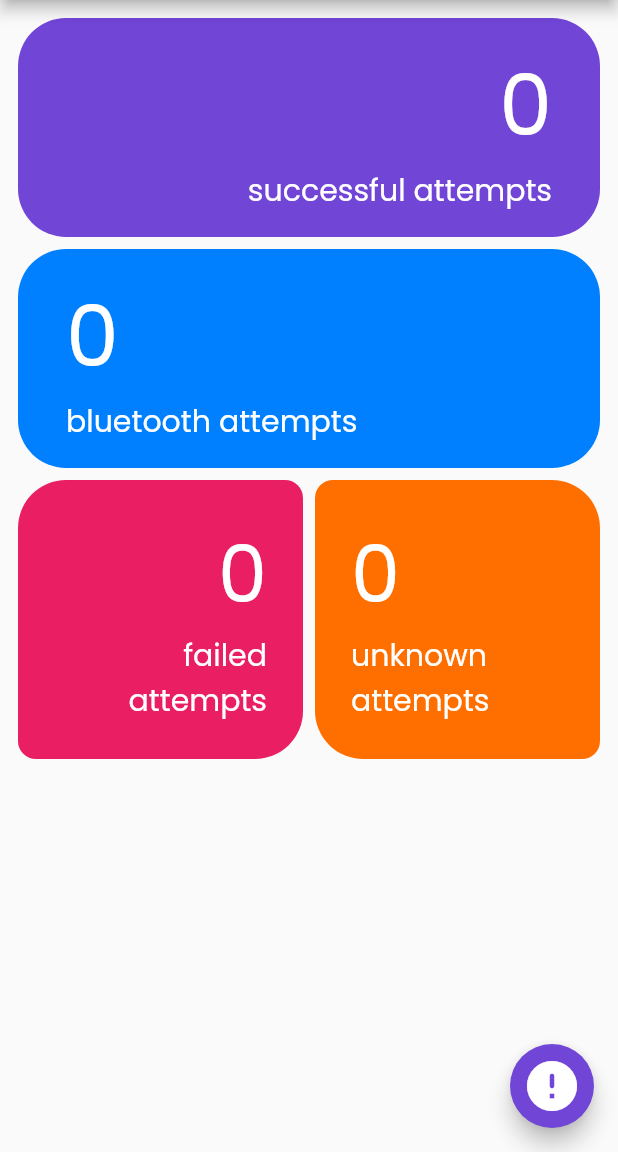
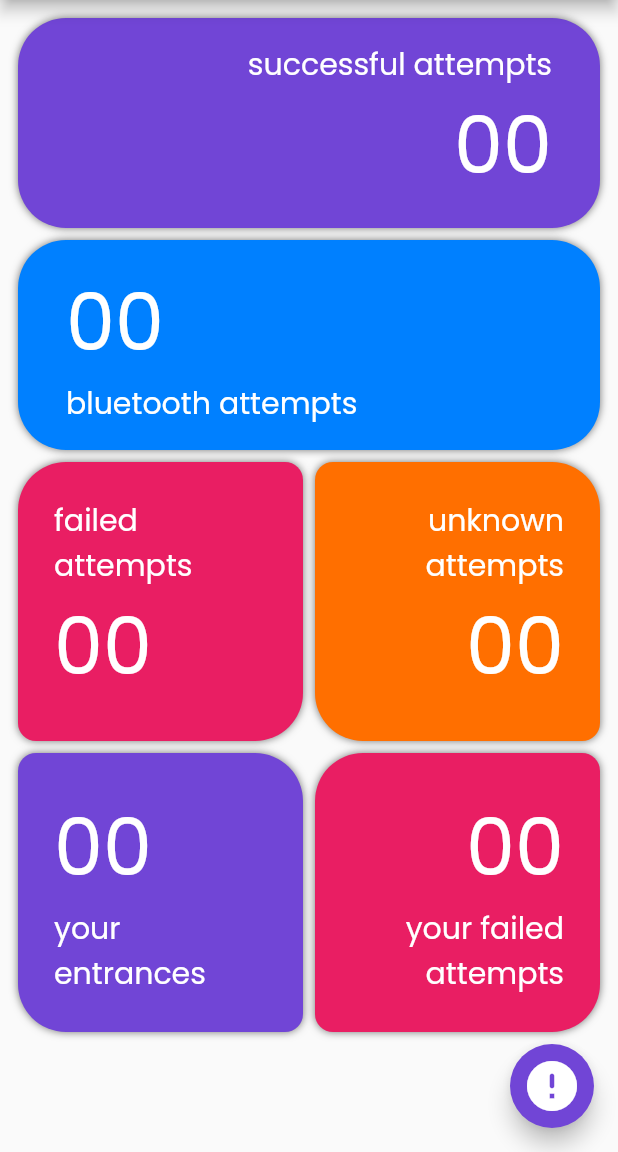
Before and after one commit to saulprl/csi_access_app, a Flutter app: the screen it shows once a user with an empty profile is signed in, in the side drawer, after a tap on the "error" icon, on a phone screen of 412 x 824 dp, the part 84-1236 px from its top. Run offline on Flutter 3.47's test engine with Material 2 defaults, Android fonts, the light colour scheme and no system bars; our stand-ins replace email_validator, firebase_auth, firebase_core, firebase_database, firebase_messaging, flutter_blue_plus and 4 more; missing offline and left inert: flutter_bcrypt, skeleton_animation, steel_crypt; accounts and stored records are empty.

Commit message:
Dashboard extras and iOS compatibility

```diff
--- a/lib/models/csi_user.dart
+++ b/lib/models/csi_user.dart
@@ -30,8 +30,7 @@ class CSIUser {
     passcode = (snapshot.value as Map)[actualKey]["passcode"];
   }
 
-  CSIUser.fromDirectSnapshot(DataSnapshot snapshot) {
-    key = (snapshot.value as Map)["unisonId"];
+  CSIUser.fromDirectSnapshot(DataSnapshot snapshot, String this.key) {
     csiId = (snapshot.value as Map)["csiId"];
     name = (snapshot.value as Map)["name"];
     unisonId = (snapshot.value as Map)["unisonId"];
--- a/lib/screens/csi_credentials_screen.dart
+++ b/lib/screens/csi_credentials_screen.dart
@@ -1,5 +1,6 @@
 import "package:csi_door_logs/models/models.dart";
 import "package:csi_door_logs/utils/styles.dart";
+import "package:csi_door_logs/widgets/main/csi_appbar.dart";
 import "package:firebase_database/firebase_database.dart";
 import "package:flutter/material.dart";
 
@@ -177,10 +178,7 @@ class _CSICredentialsScreenState extends State<CSICredentialsScreen> {
     }
 
     return Scaffold(
-      appBar: AppBar(
-        title: const Text("CSI Credentials"),
-        backgroundColor: Theme.of(context).colorScheme.primary,
-      ),
+      appBar: CSIAppBar("CSI Credentials"),
       body: SafeArea(
         child: SingleChildScrollView(
           child: Padding(
--- a/lib/screens/home_screen.dart
+++ b/lib/screens/home_screen.dart
@@ -1,3 +1,5 @@
+import "package:csi_door_logs/widgets/dashboard/personal/personal_summary.dart";
+import "package:csi_door_logs/widgets/main/csi_appbar.dart";
 import "package:flutter/material.dart";
 import "package:flutter_secure_storage/flutter_secure_storage.dart";
 
@@ -61,16 +63,20 @@ class _DashboardScreenState extends State<DashboardScreen> {
   @override
   Widget build(BuildContext context) {
     return Scaffold(
-      appBar: AppBar(
-        title: const Text("Dashboard"),
-      ),
+      appBar: CSIAppBar("Dashboard"),
       drawer: CSIDrawer(),
       body: SingleChildScrollView(
-        child: Column(
-          crossAxisAlignment: CrossAxisAlignment.stretch,
-          children: const [
-            Summary(),
-          ],
+        physics: const BouncingScrollPhysics(),
+        child: Padding(
+          padding:
+              const EdgeInsets.all(8.0) + const EdgeInsets.only(bottom: 80.0),
+          child: Column(
+            crossAxisAlignment: CrossAxisAlignment.stretch,
+            children: const [
+              Summary(),
+              PersonalSummary(),
+            ],
+          ),
         ),
       ),
       floatingActionButton: FloatingActionButton(
--- a/lib/screens/logs_screen.dart
+++ b/lib/screens/logs_screen.dart
@@ -1,3 +1,4 @@
+import "package:csi_door_logs/widgets/main/csi_appbar.dart";
 import "package:flutter/material.dart";
 
 import "package:csi_door_logs/widgets/access_logs/access_list.dart";
@@ -8,9 +9,7 @@ class LogsScreen extends StatelessWidget {
   @override
   Widget build(BuildContext context) {
     return Scaffold(
-      appBar: AppBar(
-        title: const Text("Access Logs"),
-      ),
+      appBar: CSIAppBar("Access Logs"),
       body: const SafeArea(
         child: AccessList(),
       ),
--- a/lib/screens/pible_screen.dart
+++ b/lib/screens/pible_screen.dart
@@ -3,6 +3,7 @@ import 'dart:io';
 import "dart:math";
 import "dart:convert";
 
+import 'package:csi_door_logs/widgets/main/csi_appbar.dart';
 import 'package:flutter/material.dart';
 import 'package:flutter_blue_plus/flutter_blue_plus.dart';
 import "package:local_auth/local_auth.dart";
@@ -99,7 +100,8 @@ class _PibleScreenState extends State<PibleScreen> {
 
     flutterBlue.scanResults.listen((results) {
       for (ScanResult r in results) {
-        if (r.device.name == "PiBLE") {
+        print("Advertisement data: ${r.advertisementData.localName}");
+        if (r.advertisementData.localName == "PiBLE") {
           // print("Found PiBLE!");
           if (mounted) {
             setState(() {
@@ -238,9 +240,7 @@ class _PibleScreenState extends State<PibleScreen> {
   @override
   Widget build(BuildContext context) {
     return Scaffold(
-      appBar: AppBar(
-        title: const Text("PiBLE"),
-      ),
+      appBar: CSIAppBar("PiBLE"),
       body: SafeArea(
         child: Padding(
           padding: const EdgeInsets.all(8.0),
--- /dev/null
+++ b/lib/widgets/dashboard/goofy/most_failed.dart
@@ -0,0 +1,15 @@
+import "package:flutter/material.dart";
+
+class MostFailed extends StatefulWidget {
+  const MostFailed({super.key});
+
+  @override
+  State<MostFailed> createState() => _MostFailedState();
+}
+
+class _MostFailedState extends State<MostFailed> {
+  @override
+  Widget build(BuildContext context) {
+    return const Placeholder();
+  }
+}
--- /dev/null
+++ b/lib/widgets/dashboard/personal/personal_summary.dart
@@ -0,0 +1,151 @@
+import "package:csi_door_logs/models/models.dart";
+import "package:csi_door_logs/widgets/dashboard/summary/bubble.dart";
+import "package:firebase_auth/firebase_auth.dart";
+import "package:firebase_database/firebase_database.dart";
+import "package:flutter/material.dart";
+import "package:skeleton_animation/skeleton_animation.dart";
+
+class PersonalSummary extends StatefulWidget {
+  const PersonalSummary({super.key});
+
+  @override
+  State<PersonalSummary> createState() => _PersonalSummaryState();
+}
+
+class _PersonalSummaryState extends State<PersonalSummary> {
+  final skeletonHeight = 145.0;
+  late Query query;
+  late CSIUser csiUser;
+
+  Future<bool> generateQuery() async {
+    try {
+      final now = DateTime.now();
+      final uid = FirebaseAuth.instance.currentUser!.uid;
+      final db = FirebaseDatabase.instance;
+
+      final userSnapshot = await db.ref("users/$uid").get();
+      csiUser = CSIUser.fromDirectSnapshot(userSnapshot, uid);
+
+      query = db.ref("history").orderByChild("timestamp").startAt(
+            DateTime(now.year, now.month, now.day).millisecondsSinceEpoch,
+            key: "timestamp",
+          );
+
+      return true;
+    } catch (error) {
+      return false;
+    }
+  }
+
+  @override
+  Widget build(BuildContext context) {
+    final skeletons = Row(
+      mainAxisAlignment: MainAxisAlignment.spaceBetween,
+      children: [
+        Expanded(
+          child: Padding(
+            padding: const EdgeInsets.all(4.0),
+            child: Skeleton(
+              height: skeletonHeight * 1.2,
+              borderRadius: const BorderRadius.only(
+                topLeft: Radius.circular(12.0),
+                topRight: Radius.circular(32.0),
+                bottomRight: Radius.circular(12.0),
+                bottomLeft: Radius.circular(32.0),
+              ),
+            ),
+          ),
+        ),
+        Expanded(
+          child: Padding(
+            padding: const EdgeInsets.all(4.0),
+            child: Skeleton(
+              height: skeletonHeight * 1.2,
+              borderRadius: const BorderRadius.only(
+                topLeft: Radius.circular(32.0),
+                topRight: Radius.circular(12.0),
+                bottomRight: Radius.circular(32.0),
+                bottomLeft: Radius.circular(12.0),
+              ),
+            ),
+          ),
+        ),
+      ],
+    );
+
+    return FutureBuilder(
+      future: generateQuery(),
+      builder: (ctx, futureSnap) {
+        if (futureSnap.hasData && futureSnap.data!) {
+          return StreamBuilder(
+            stream: query.onValue,
+            builder: (ctx, streamSnap) {
+              var accessed = 0;
+              var failed = 0;
+
+              if (streamSnap.hasData) {
+                final accessLogs =
+                    AccessLog.fromStreamSnapshot(streamSnap.data!.snapshot);
+                accessLogs.removeWhere((log) => log.csiId != csiUser.csiId);
+
+                for (final log in accessLogs) {
+                  if (log.accessed!) {
+                    accessed++;
+                  } else {
+                    failed++;
+                  }
+                }
+
+                return Row(
+                  mainAxisAlignment: MainAxisAlignment.spaceBetween,
+                  children: [
+                    Expanded(
+                      child: Padding(
+                        padding: const EdgeInsets.all(4.0),
+                        child: Bubble(
+                          borderRadius: const BorderRadius.only(
+                            topLeft: Radius.circular(12.0),
+                            topRight: Radius.circular(32.0),
+                            bottomRight: Radius.circular(12.0),
+                            bottomLeft: Radius.circular(32.0),
+                          ),
+                          color: Theme.of(context).colorScheme.primary,
+                          data: accessed,
+                          label: 'your entrances',
+                          crossAlignment: CrossAxisAlignment.start,
+                          textAlign: TextAlign.start,
+                        ),
+                      ),
+                    ),
+                    Expanded(
+                      child: Padding(
+                        padding: const EdgeInsets.all(4.0),
+                        child: Bubble(
+                          borderRadius: const BorderRadius.only(
+                            topLeft: Radius.circular(32.0),
+                            topRight: Radius.circular(12.0),
+                            bottomRight: Radius.circular(32.0),
+                            bottomLeft: Radius.circular(12.0),
+                          ),
+                          color: Theme.of(context).colorScheme.secondary,
+                          data: failed,
+                          label: 'your failed attempts',
+                          crossAlignment: CrossAxisAlignment.end,
+                          textAlign: TextAlign.end,
+                        ),
+                      ),
+                    ),
+                  ],
+                );
+              }
+
+              return skeletons;
+            },
+          );
+        }
+
+        return skeletons;
+      },
+    );
+  }
+}
--- a/lib/widgets/dashboard/summary/bubble.dart
+++ b/lib/widgets/dashboard/summary/bubble.dart
@@ -3,26 +3,66 @@ import 'package:flutter/material.dart';
 class Bubble extends StatelessWidget {
   final BorderRadius borderRadius;
   final Color color;
-  final Widget child;
+  // final Widget child;
   final EdgeInsetsGeometry padding;
+  final CrossAxisAlignment crossAlignment;
+  final int data;
+  final String label;
+  final TextAlign textAlign;
+  final bool reversed;
 
   const Bubble({
+    required this.data,
+    required this.label,
     required this.borderRadius,
     required this.color,
-    required this.child,
+    // required this.child,
+    this.crossAlignment = CrossAxisAlignment.start,
     this.padding = const EdgeInsets.all(24.0),
+    this.textAlign = TextAlign.start,
+    this.reversed = false,
     super.key,
   });
 
   @override
   Widget build(BuildContext context) {
+    const style = TextStyle(
+      color: Colors.white,
+      overflow: TextOverflow.clip,
+    );
+
+    final children = <Widget>[
+      Text(
+        data.toString().padLeft(2, '0'),
+        style: style.copyWith(
+          fontSize: 52.0,
+        ),
+      ),
+      Text(
+        label.toLowerCase(),
+        style: style.copyWith(
+          fontSize: 20.0,
+        ),
+        textAlign: textAlign,
+      ),
+    ];
+
     return Container(
       padding: padding,
       decoration: BoxDecoration(
         color: color,
         borderRadius: borderRadius,
+        boxShadow: [
+          BoxShadow(
+            color: Colors.black54,
+            blurRadius: 4.0,
+          ),
+        ],
       ),
-      child: child,
+      child: Column(
+        crossAxisAlignment: crossAlignment,
+        children: reversed ? children.reversed.toList() : children,
+      ),
     );
   }
 }
--- a/lib/widgets/dashboard/summary/summary.dart
+++ b/lib/widgets/dashboard/summary/summary.dart
@@ -14,6 +14,7 @@ class Summary extends StatefulWidget {
 }
 
 class _SummaryState extends State<Summary> {
+  final skeletonHeight = 145.0;
   late Query query;
 
   @override
@@ -58,20 +59,10 @@ class _SummaryState extends State<Summary> {
             }
           }
 
-          return SingleChildScrollView(
-            physics: const BouncingScrollPhysics(),
-            child: Padding(
-              padding: const EdgeInsets.only(
-                top: 8.0,
-                right: 8.0,
-                bottom: 16.0,
-                left: 8.0,
-              ),
-              child: Column(
+          return Column(
             crossAxisAlignment: CrossAxisAlignment.start,
             children: [
               Row(
-                    mainAxisAlignment: MainAxisAlignment.spaceBetween,
                 children: [
                   Expanded(
                     child: Padding(
@@ -83,25 +74,11 @@ class _SummaryState extends State<Summary> {
                         ),
                         borderRadius: BorderRadius.circular(32.0),
                         color: Theme.of(context).colorScheme.primary,
-                            child: Column(
-                              crossAxisAlignment: CrossAxisAlignment.end,
-                              children: [
-                                Text(
-                                  accessCount.toString(),
-                                  style: const TextStyle(
-                                    color: Colors.white,
-                                    fontSize: 56.0,
-                                  ),
-                                ),
-                                const Text(
-                                  'successful attempts',
-                                  style: TextStyle(
-                                    color: Colors.white,
-                                    fontSize: 20.0,
-                                  ),
-                                ),
-                              ],
-                            ),
+                        data: accessCount,
+                        label: 'successful attempts',
+                        crossAlignment: CrossAxisAlignment.end,
+                        reversed: true,
+                        textAlign: TextAlign.end,
                       ),
                     ),
                   ),
@@ -119,25 +96,10 @@ class _SummaryState extends State<Summary> {
                         ),
                         borderRadius: BorderRadius.circular(32.0),
                         color: Theme.of(context).colorScheme.tertiary,
-                            child: Column(
-                              crossAxisAlignment: CrossAxisAlignment.start,
-                              children: [
-                                Text(
-                                  bluetoothCount.toString(),
-                                  style: const TextStyle(
-                                    color: Colors.white,
-                                    fontSize: 56.0,
-                                  ),
-                                ),
-                                const Text(
-                                  'bluetooth attempts',
-                                  style: TextStyle(
-                                    color: Colors.white,
-                                    fontSize: 20.0,
-                                  ),
-                                ),
-                              ],
-                            ),
+                        data: bluetoothCount,
+                        label: 'bluetooth attempts',
+                        crossAlignment: CrossAxisAlignment.start,
+                        textAlign: TextAlign.start,
                       ),
                     ),
                   ),
@@ -157,27 +119,11 @@ class _SummaryState extends State<Summary> {
                           bottomLeft: Radius.circular(12.0),
                         ),
                         color: Theme.of(context).colorScheme.secondary,
-                            child: Column(
-                              crossAxisAlignment: CrossAxisAlignment.end,
-                              children: [
-                                Text(
-                                  failedCount.toString(),
-                                  style: const TextStyle(
-                                    color: Colors.white,
-                                    fontSize: 52.0,
-                                  ),
-                                ),
-                                const Text(
-                                  'failed\nattempts',
-                                  textAlign: TextAlign.end,
-                                  style: TextStyle(
-                                    color: Colors.white,
-                                    fontSize: 20.0,
-                                    overflow: TextOverflow.clip,
-                                  ),
-                                ),
-                              ],
-                            ),
+                        data: failedCount,
+                        label: 'failed attempts',
+                        crossAlignment: CrossAxisAlignment.start,
+                        reversed: true,
+                        textAlign: TextAlign.start,
                       ),
                     ),
                   ),
@@ -197,40 +143,21 @@ class _SummaryState extends State<Summary> {
                           bottomLeft: Radius.circular(32.0),
                         ),
                         color: Theme.of(context).colorScheme.error,
-                            child: Column(
-                              crossAxisAlignment: CrossAxisAlignment.start,
-                              children: [
-                                Text(
-                                  unknownCount.toString(),
-                                  style: const TextStyle(
-                                    color: Colors.white,
-                                    fontSize: 52.0,
-                                  ),
-                                ),
-                                const Text(
-                                  'unknown\nattempts',
-                                  style: TextStyle(
-                                    color: Colors.white,
-                                    fontSize: 20.0,
-                                    overflow: TextOverflow.clip,
-                                  ),
-                                ),
-                              ],
-                            ),
+                        data: unknownCount,
+                        reversed: true,
+                        label: 'unknown attempts',
+                        crossAlignment: CrossAxisAlignment.end,
+                        textAlign: TextAlign.end,
                       ),
                     ),
                   ),
                 ],
               ),
             ],
-              ),
-            ),
           );
         }
 
-        return Padding(
-          padding: const EdgeInsets.all(8.0),
-          child: SizedBox(
+        return SizedBox(
           width: double.infinity,
           child: Column(
             children: [
@@ -241,7 +168,7 @@ class _SummaryState extends State<Summary> {
                     child: Padding(
                       padding: const EdgeInsets.all(4.0),
                       child: Skeleton(
-                          height: 150.0,
+                        height: skeletonHeight,
                         borderRadius: BorderRadius.circular(32.0),
                       ),
                     ),
@@ -255,7 +182,7 @@ class _SummaryState extends State<Summary> {
                     child: Padding(
                       padding: const EdgeInsets.all(4.0),
                       child: Skeleton(
-                          height: 150.0,
+                        height: skeletonHeight,
                         borderRadius: BorderRadius.circular(32.0),
                       ),
                     ),
@@ -269,7 +196,7 @@ class _SummaryState extends State<Summary> {
                     child: Padding(
                       padding: const EdgeInsets.all(4.0),
                       child: Skeleton(
-                          height: 150.0,
+                        height: skeletonHeight * 1.2,
                         borderRadius: const BorderRadius.only(
                           topLeft: Radius.circular(32.0),
                           topRight: Radius.circular(12.0),
@@ -283,7 +210,7 @@ class _SummaryState extends State<Summary> {
                     child: Padding(
                       padding: const EdgeInsets.all(4.0),
                       child: Skeleton(
-                          height: 150.0,
+                        height: skeletonHeight * 1.2,
                         borderRadius: const BorderRadius.only(
                           topLeft: Radius.circular(12.0),
                           topRight: Radius.circular(32.0),
@@ -297,7 +224,6 @@ class _SummaryState extends State<Summary> {
               ),
             ],
           ),
-          ),
         );
       },
     );
--- /dev/null
+++ b/lib/widgets/main/csi_appbar.dart
@@ -0,0 +1,21 @@
+import "package:flutter/material.dart";
+
+class CSIAppBar extends StatelessWidget with PreferredSizeWidget {
+  @override
+  final Size preferredSize;
+
+  final String title;
+
+  CSIAppBar(
+    this.title, {
+    Key? key,
+  })  : preferredSize = const Size.fromHeight(56.0),
+        super(key: key);
+
+  @override
+  Widget build(BuildContext context) {
+    return AppBar(
+      title: Text(title),
+    );
+  }
+}
--- a/lib/widgets/main/csi_drawer.dart
+++ b/lib/widgets/main/csi_drawer.dart
@@ -10,14 +10,22 @@ class CSIDrawer extends StatelessWidget {
 
   CSIDrawer({super.key});
 
-  Widget _buildTile(String title, IconData icon, VoidCallback tapHandler) {
+  Widget _buildTile(
+    BuildContext ctx,
+    String title,
+    IconData icon,
+    VoidCallback tapHandler,
+  ) {
     return ListTile(
       leading: Icon(icon, size: 24.0, color: Colors.black87),
       title: Text(
         title,
         style: const TextStyle(fontSize: 20.0),
       ),
-      onTap: tapHandler,
+      onTap: () {
+        Navigator.of(ctx).pop();
+        tapHandler();
+      },
     );
   }
 
@@ -32,16 +40,19 @@ class CSIDrawer extends StatelessWidget {
           ),
           const SizedBox(height: 8.0),
           _buildTile(
+            context,
             "Dashboard",
             Icons.dashboard_outlined,
             () => Navigator.of(context).pushReplacementNamed(Routes.dashboard),
           ),
           _buildTile(
+            context,
             "Access Logs",
             Icons.list_alt,
             () => Navigator.of(context).pushNamed(Routes.accessLogs),
           ),
           _buildTile(
+            context,
             "CSI Credentials",
             Icons.settings,
             () => Navigator.of(context).pushNamed(
@@ -51,6 +62,7 @@ class CSIDrawer extends StatelessWidget {
           ),
           const Expanded(child: SizedBox()),
           _buildTile(
+            context,
             "Sign out",
             Icons.logout,
             () async {
```
Lines whose indentation alone changed are shown as unchanged.
